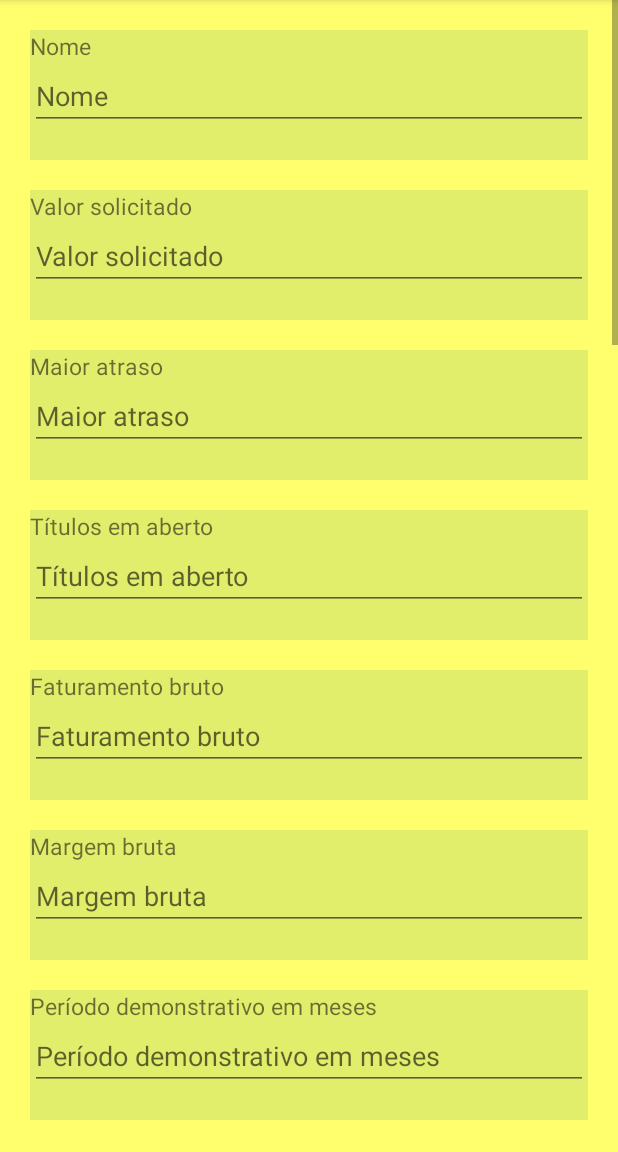
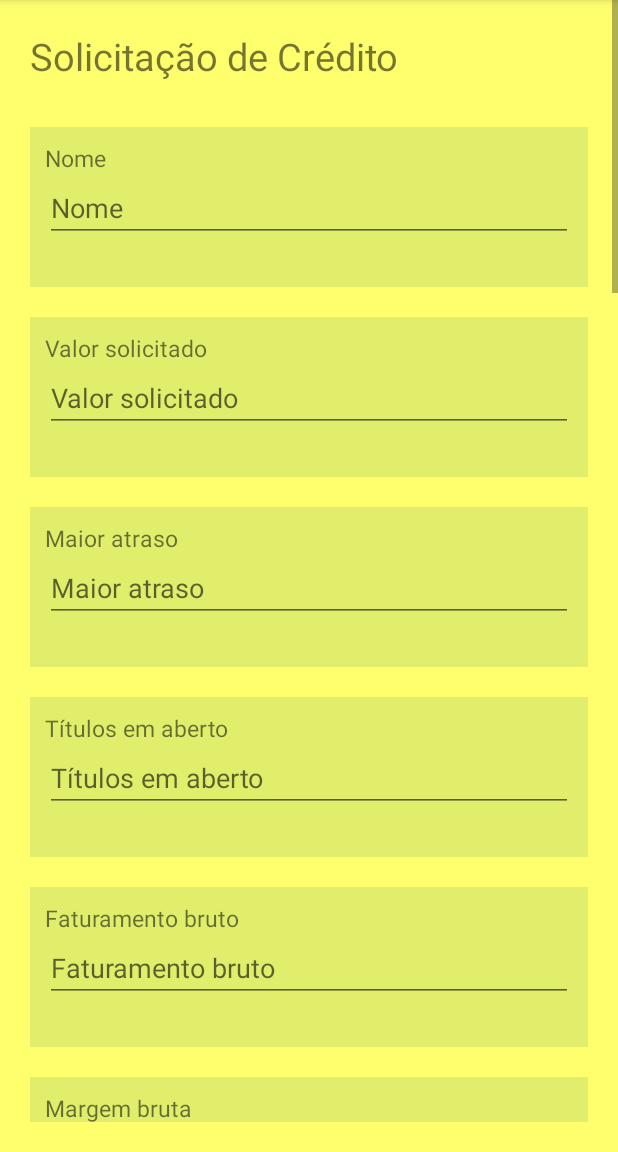
Before and after one commit to danielhlima/wtec-suprimentos-fiap-android-app, an Android app: the AskForCreditFragment screen opened through its navigation route, on a phone screen of 412 x 824 dp, the part 84-1236 px from its top. Run offline under Robolectric (Android 15) with nearby library versions, the phone set to English and light mode, and no system bars; our stand-ins replace Room's generated code; libraries missing offline, so code that uses them is left out: com.santalu.maskara, faranjit.currency.edittext; plain views replace AllianceLoader, CurrencyEditText, MaskEditText; 17 statements that could not run were skipped.

```diff
--- a/app/build.gradle
+++ b/app/build.gradle
@@ -13,8 +13,8 @@ android {
         applicationId "br.com.wtecsuprimentos"
         minSdkVersion 27
         targetSdkVersion 30
-        versionCode 1
-        versionName "1.0"
+        versionCode 2
+        versionName "1.0.1"
 
         testInstrumentationRunner "androidx.test.runner.AndroidJUnitRunner"
     }
--- a/app/src/main/java/br/com/wtecsuprimentos/device/repositories/ClassifyCustomerRepositoryImpl.java
+++ b/app/src/main/java/br/com/wtecsuprimentos/device/repositories/ClassifyCustomerRepositoryImpl.java
@@ -77,9 +77,9 @@ public class ClassifyCustomerRepositoryImpl implements ClassifyCustomerRepositor
                     break;
 
                 case 3:
-                    insideArray.add(1);
                     insideArray.add(0);
                     insideArray.add(0);
+                    insideArray.add(1);
                     break;
 
                 case 2:
@@ -89,9 +89,9 @@ public class ClassifyCustomerRepositoryImpl implements ClassifyCustomerRepositor
                     break;
 
                 case 1:
+                    insideArray.add(1);
                     insideArray.add(0);
                     insideArray.add(0);
-                    insideArray.add(1);
                     break;
             }
 
--- a/app/src/main/res/layout/fragment_ask_for_credit.xml
+++ b/app/src/main/res/layout/fragment_ask_for_credit.xml
@@ -17,13 +17,6 @@
         android:alpha="0.6"
         android:gravity="center"
         android:visibility="invisible">
-
-<!--        <ProgressBar-->
-<!--            style="?android:attr/progressBarStyle"-->
-<!--            android:layout_width="wrap_content"-->
-<!--            android:layout_height="wrap_content"-->
-<!--            android:layout_gravity="center"-->
-<!--            android:visibility="visible" />-->
 
         <com.agrawalsuneet.dotsloader.loaders.AllianceLoader
             android:layout_width="wrap_content"
@@ -53,9 +46,18 @@
             android:padding="20dp"
             android:orientation="vertical">
 
+            <TextView
+                android:layout_width="match_parent"
+                android:layout_height="wrap_content"
+                android:layout_marginBottom="30dp"
+                android:layout_gravity="center"
+                android:textSize="25sp"
+                android:text="@string/solicitacao_credito"/>
+
             <LinearLayout
                 android:layout_width="match_parent"
                 android:layout_height="wrap_content"
+                android:padding="10dp"
                 android:orientation="vertical"
                 android:background="@color/primarySoftBackgroundColor">
 
@@ -81,6 +83,7 @@
             <LinearLayout
                 android:layout_width="match_parent"
                 android:layout_height="wrap_content"
+                android:padding="10dp"
                 android:layout_marginTop="20dp"
                 android:orientation="vertical"
                 android:background="@color/primarySoftBackgroundColor">
@@ -111,6 +114,7 @@
             <LinearLayout
                 android:layout_width="match_parent"
                 android:layout_height="wrap_content"
+                android:padding="10dp"
                 android:layout_marginTop="20dp"
                 android:orientation="vertical"
                 android:background="@color/primarySoftBackgroundColor">
@@ -136,6 +140,7 @@
             <LinearLayout
                 android:layout_width="match_parent"
                 android:layout_height="wrap_content"
+                android:padding="10dp"
                 android:layout_marginTop="20dp"
                 android:orientation="vertical"
                 android:background="@color/primarySoftBackgroundColor">
@@ -165,6 +170,7 @@
         <LinearLayout
             android:layout_width="match_parent"
             android:layout_height="wrap_content"
+            android:padding="10dp"
             android:layout_marginTop="20dp"
             android:orientation="vertical"
             android:background="@color/primarySoftBackgroundColor">
@@ -194,6 +200,7 @@
         <LinearLayout
             android:layout_width="match_parent"
             android:layout_height="wrap_content"
+            android:padding="10dp"
             android:layout_marginTop="20dp"
             android:orientation="vertical"
             android:background="@color/primarySoftBackgroundColor">
@@ -223,6 +230,7 @@
         <LinearLayout
             android:layout_width="match_parent"
             android:layout_height="wrap_content"
+            android:padding="10dp"
             android:layout_marginTop="20dp"
             android:orientation="vertical"
             android:background="@color/primarySoftBackgroundColor">
@@ -248,6 +256,7 @@
         <LinearLayout
             android:layout_width="match_parent"
             android:layout_height="wrap_content"
+            android:padding="10dp"
             android:layout_marginTop="20dp"
             android:orientation="vertical"
             android:background="@color/primarySoftBackgroundColor">
@@ -277,6 +286,7 @@
         <LinearLayout
             android:layout_width="match_parent"
             android:layout_height="wrap_content"
+            android:padding="10dp"
             android:layout_marginTop="20dp"
             android:orientation="vertical"
             android:background="@color/primarySoftBackgroundColor">
@@ -302,6 +312,7 @@
         <LinearLayout
             android:layout_width="match_parent"
             android:layout_height="wrap_content"
+            android:padding="10dp"
             android:layout_marginTop="20dp"
             android:orientation="vertical"
             android:background="@color/primarySoftBackgroundColor">
@@ -331,6 +342,7 @@
         <LinearLayout
             android:layout_width="match_parent"
             android:layout_height="wrap_content"
+            android:padding="10dp"
             android:layout_marginTop="20dp"
             android:orientation="vertical"
             android:background="@color/primarySoftBackgroundColor">
@@ -356,6 +368,7 @@
         <LinearLayout
             android:layout_width="match_parent"
             android:layout_height="wrap_content"
+            android:padding="10dp"
             android:layout_marginTop="20dp"
             android:orientation="vertical"
             android:background="@color/primarySoftBackgroundColor">
@@ -381,6 +394,7 @@
         <LinearLayout
             android:layout_width="match_parent"
             android:layout_height="wrap_content"
+            android:padding="10dp"
             android:layout_marginTop="20dp"
             android:orientation="vertical"
             android:background="@color/primarySoftBackgroundColor">
@@ -410,6 +424,7 @@
         <LinearLayout
             android:layout_width="match_parent"
             android:layout_height="wrap_content"
+            android:padding="10dp"
             android:layout_marginTop="20dp"
             android:orientation="vertical"
             android:background="@color/primarySoftBackgroundColor">
@@ -439,6 +454,7 @@
         <LinearLayout
             android:layout_width="match_parent"
             android:layout_height="wrap_content"
+            android:padding="10dp"
             android:layout_marginTop="20dp"
             android:orientation="vertical"
             android:background="@color/primarySoftBackgroundColor">
@@ -468,6 +484,7 @@
         <LinearLayout
             android:layout_width="match_parent"
             android:layout_height="wrap_content"
+            android:padding="10dp"
             android:layout_marginTop="20dp"
             android:orientation="vertical"
             android:background="@color/primarySoftBackgroundColor">
@@ -497,6 +514,7 @@
         <LinearLayout
             android:layout_width="match_parent"
             android:layout_height="wrap_content"
+            android:padding="10dp"
             android:layout_marginTop="20dp"
             android:orientation="vertical"
             android:background="@color/primarySoftBackgroundColor">
@@ -548,6 +566,7 @@
         <LinearLayout
             android:layout_width="match_parent"
             android:layout_height="wrap_content"
+            android:padding="10dp"
             android:layout_marginTop="20dp"
             android:orientation="vertical"
             android:background="@color/primarySoftBackgroundColor">
@@ -585,6 +604,7 @@
         <LinearLayout
             android:layout_width="match_parent"
             android:layout_height="wrap_content"
+            android:padding="10dp"
             android:layout_marginTop="20dp"
             android:orientation="vertical"
             android:background="@color/primarySoftBackgroundColor">
--- a/app/src/main/res/values/strings.xml
+++ b/app/src/main/res/values/strings.xml
@@ -83,5 +83,7 @@
     <string name="listar_clientes_para_regressaor">Listar clientes para solicitar crédito</string>
     <string name="titulos_valor">Valor solicitado</string>
     <string name="erro_valor">O campo valor deve ter ao menos um número</string>
+    <string name="solicitacao_credito">Solicitação de Crédito</string>
+    <string name="classificacao_novo_cliente">Classificação de Novo Cliente</string>
 
 </resources>
```
Also changed, not shown: app/src/main/java/br/com/wtecsuprimentos/device/data/models/CustomerModel.java (+1 -6 lines), app/src/main/java/br/com/wtecsuprimentos/device/repositories/AskForCreditRepositoryImpl.java (+25 -3 lines), app/src/main/java/br/com/wtecsuprimentos/device/repositories/GetAllCustomersRepositoryImpl.java (+9 -2 lines), app/src/main/java/br/com/wtecsuprimentos/domain/entities/Customer.java (+1 -27 lines), app/src/main/java/br/com/wtecsuprimentos/view/fragments/AskForCreditFragment.java (+22 -25 lines), app/src/main/java/br/com/wtecsuprimentos/view/fragments/ClassifyCustomerFragment.java (+23 -26 lines), app/src/main/res/layout/fragment_classify_customer.xml (+26 -7 lines), 2 other files.
